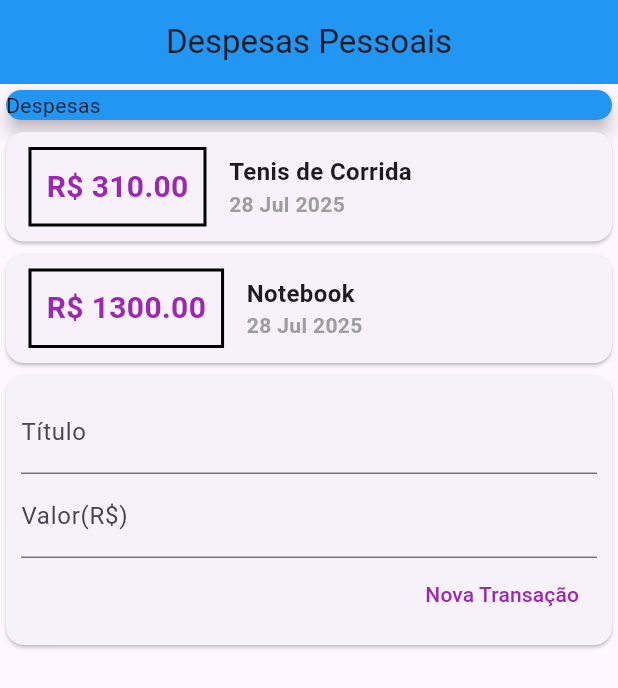
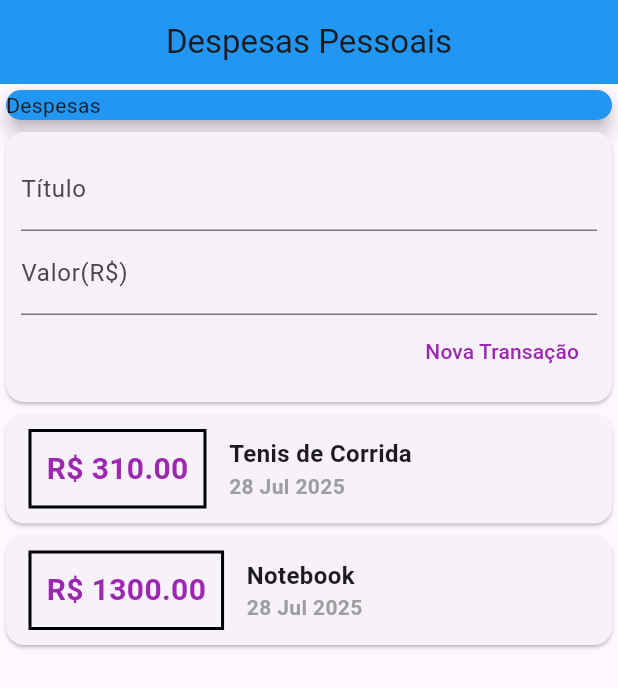
Before and after one commit to MarcosVenicioSJr/Expenses, a Flutter app: the screen it shows after launch, on a phone screen of 412 x 824 dp. Shown: the top 688 px of the screen. Run offline on Flutter 3.47's test engine with Material 3 defaults, Android fonts, the phone set to English and light mode, and no system bars.

Commit message:
Add ListView

```diff
--- a/lib/components/transaction_list.dart
+++ b/lib/components/transaction_list.dart
@@ -9,8 +9,12 @@ class TransactionList extends StatelessWidget {
 
   @override
   Widget build(BuildContext context) {
-    return Column(
-      children: transactions.map((tr) {
+    return Container(
+      height: 300,
+      child: ListView.builder(
+        itemCount: transactions.length,
+        itemBuilder: (context, index) {
+          final tr = transactions[index];
           return Card(
             child: Row(
               children: <Widget>[
@@ -48,7 +52,8 @@ class TransactionList extends StatelessWidget {
               ],
             ),
           );
-      }).toList(),
+        },
+      ),
     );
   }
 }
--- a/lib/components/transaction_user.dart
+++ b/lib/components/transaction_user.dart
@@ -13,7 +13,6 @@ class TransactionUser extends StatefulWidget {
 }
 
 class _TransactionUserState extends State<TransactionUser> {
-
   final _transactions = [
     Transaction(
       id: "t1",
@@ -45,8 +44,8 @@ class _TransactionUserState extends State<TransactionUser> {
   Widget build(BuildContext context) {
     return Column(
       children: [
+        TransactionForm(_addTransaction),
         TransactionList(_transactions),
-        TransactionForm(_addTransaction),
       ],
     );
   }
--- a/lib/main.dart
+++ b/lib/main.dart
@@ -16,24 +16,6 @@ class ExpensesApp extends StatelessWidget {
 }
 
 class MyHome extends StatelessWidget {
-  final _titleController = TextEditingController();
-  final _valueController = TextEditingController();
-
-  final _transactions = [
-    Transaction(
-      id: "t1",
-      title: "Tenis de Corrida",
-      value: 310.00,
-      date: DateTime.now(),
-    ),
-    Transaction(
-      id: "t2",
-      title: "Notebook",
-      value: 1300.00,
-      date: DateTime.now(),
-    ),
-  ];
-
   @override
   Widget build(BuildContext context) {
     return Scaffold(
@@ -42,7 +24,8 @@ class MyHome extends StatelessWidget {
         title: Text("Despesas Pessoais"),
         centerTitle: true,
       ),
-      body: Column(
+      body: SingleChildScrollView(
+        child: Column(
           crossAxisAlignment: CrossAxisAlignment.stretch,
           children: <Widget>[
             Container(
@@ -56,6 +39,7 @@ class MyHome extends StatelessWidget {
             TransactionUser(),
           ],
         ),
+      ),
     );
   }
 }
```
Lines whose indentation alone changed are shown as unchanged.
